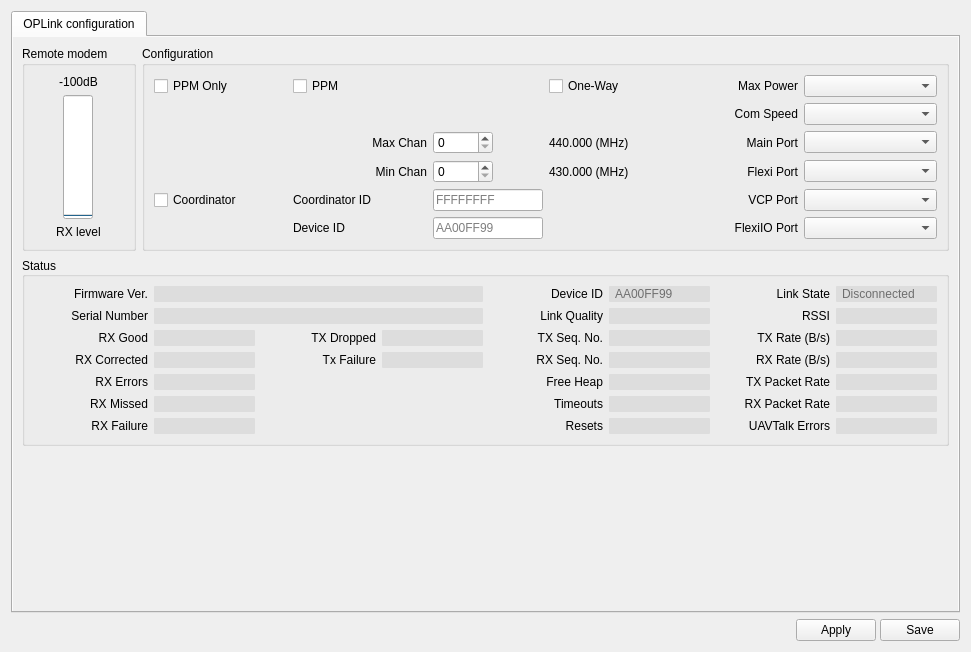
Qt form ground/gcs/src/plugins/config/oplink.ui (librepilot/LibrePilot) before a commit.
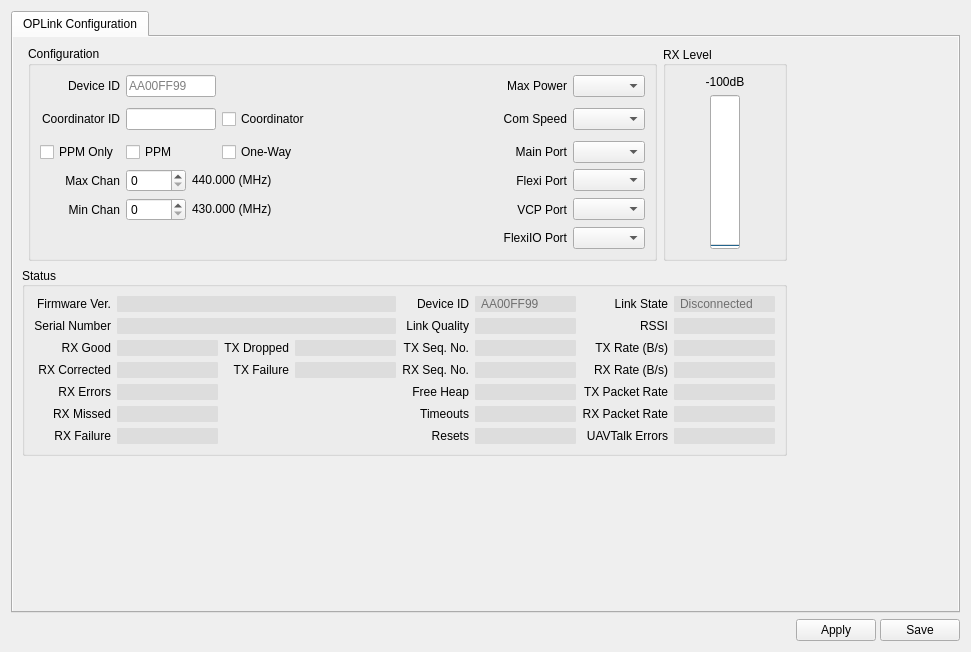
The same form after that commit. Icons and pictures are not drawn.

Commit message: LP-292 Move Rx level to the right, fix alignements and typos.

What changed in the file:
```diff
--- a/ground/gcs/src/plugins/config/oplink.ui
+++ b/ground/gcs/src/plugins/config/oplink.ui
@@ -18,7 +18,7 @@
     <widget class="QTabWidget" name="tabWidget_3">
      <widget class="QWidget" name="tabWidget_3Page1">
       <attribute name="title">
-       <string>OPLink configuration</string>
+       <string>OPLink Configuration</string>
       </attribute>
       <layout class="QGridLayout" name="gridLayout">
        <property name="leftMargin">
@@ -36,7 +36,7 @@
        <property name="spacing">
         <number>0</number>
        </property>
-       <item row="0" column="0" colspan="2">
+       <item row="0" column="0">
         <widget class="QScrollArea" name="scrollArea">
          <property name="frameShape">
           <enum>QFrame::NoFrame</enum>
@@ -54,7 +54,20 @@
            </rect>
           </property>
           <layout class="QGridLayout" name="gridLayout_5">
-           <item row="1" column="0" colspan="2">
+           <item row="0" column="3">
+            <spacer name="horizontalSpacer_3">
+             <property name="orientation">
+              <enum>Qt::Horizontal</enum>
+             </property>
+             <property name="sizeHint" stdset="0">
+              <size>
+               <width>40</width>
+               <height>20</height>
+              </size>
+             </property>
+            </spacer>
+           </item>
+           <item row="1" column="0" colspan="3">
             <widget class="QGroupBox" name="groupBox_3">
              <property name="minimumSize">
               <size>
@@ -62,6 +75,12 @@
                <height>0</height>
               </size>
              </property>
+             <property name="maximumSize">
+              <size>
+               <width>1050</width>
+               <height>16777215</height>
+              </size>
+             </property>
              <property name="font">
               <font>
                <weight>50</weight>
@@ -860,7 +879,7 @@
                  </font>
                 </property>
                 <property name="text">
-                 <string>Tx Failure</string>
+                 <string>TX Failure</string>
                 </property>
                 <property name="alignment">
                  <set>Qt::AlignRight|Qt::AlignTrailing|Qt::AlignVCenter</set>
@@ -1141,14 +1160,131 @@
              </property>
             </spacer>
            </item>
+           <item row="0" column="2">
+            <widget class="QGroupBox" name="PairingGroupBox">
+             <property name="sizePolicy">
+              <sizepolicy hsizetype="Preferred" vsizetype="Preferred">
+               <horstretch>0</horstretch>
+               <verstretch>0</verstretch>
+              </sizepolicy>
+             </property>
+             <property name="maximumSize">
+              <size>
+               <width>150</width>
+               <height>16777215</height>
+              </size>
+             </property>
+             <property name="title">
+              <string>RX Level</string>
+             </property>
+             <property name="alignment">
+              <set>Qt::AlignLeading|Qt::AlignLeft|Qt::AlignVCenter</set>
+             </property>
+             <layout class="QGridLayout" name="gridLayout_3">
+              <item row="0" column="0">
+               <widget class="QLabel" name="PairSignalStrengthLabel1">
+                <property name="sizePolicy">
+                 <sizepolicy hsizetype="Minimum" vsizetype="Preferred">
+                  <horstretch>0</horstretch>
+                  <verstretch>0</verstretch>
+                 </sizepolicy>
+                </property>
+                <property name="minimumSize">
+                 <size>
+                  <width>100</width>
+                  <height>0</height>
+                 </size>
+                </property>
+                <property name="font">
+                 <font>
+                  <weight>50</weight>
+                  <bold>false</bold>
+                 </font>
+                </property>
+                <property name="text">
+                 <string>-100dB</string>
+                </property>
+                <property name="alignment">
+                 <set>Qt::AlignCenter</set>
+                </property>
+               </widget>
+              </item>
+              <item row="1" column="0">
+               <layout class="QHBoxLayout" name="horizontalLayout">
+                <item>
+                 <widget class="QProgressBar" name="PairSignalStrengthBar1">
+                  <property name="sizePolicy">
+                   <sizepolicy hsizetype="Preferred" vsizetype="MinimumExpanding">
+                    <horstretch>0</horstretch>
+                    <verstretch>0</verstretch>
+                   </sizepolicy>
+                  </property>
+                  <property name="maximumSize">
+                   <size>
+                    <width>30</width>
+                    <height>16777215</height>
+                   </size>
+                  </property>
+                  <property name="baseSize">
+                   <size>
+                    <width>0</width>
+                    <height>0</height>
+                   </size>
+                  </property>
+                  <property name="layoutDirection">
+                   <enum>Qt::RightToLeft</enum>
+                  </property>
+                  <property name="autoFillBackground">
+                   <bool>false</bool>
+                  </property>
+                  <property name="minimum">
+                   <number>-127</number>
+                  </property>
+                  <property name="maximum">
+                   <number>0</number>
+                  </property>
+                  <property name="value">
+                   <number>-127</number>
+                  </property>
+                  <property name="alignment">
+                   <set>Qt::AlignCenter</set>
+                  </property>
+                  <property name="textVisible">
+                   <bool>false</bool>
+                  </property>
+                  <property name="orientation">
+                   <enum>Qt::Vertical</enum>
+                  </property>
+                  <property name="invertedAppearance">
+                   <bool>false</bool>
+                  </property>
+                  <property name="format">
+                   <string>%v dBm</string>
+                  </property>
+                 </widget>
+                </item>
+               </layout>
+              </item>
+             </layout>
+            </widget>
+           </item>
            <item row="0" column="1">
             <widget class="QGroupBox" name="groupBox">
+             <property name="enabled">
+              <bool>true</bool>
+             </property>
              <property name="sizePolicy">
-              <sizepolicy hsizetype="Expanding" vsizetype="Preferred">
+              <sizepolicy hsizetype="Expanding" vsizetype="MinimumExpanding">
                <horstretch>0</horstretch>
                <verstretch>0</verstretch>
               </sizepolicy>
              </property>
+             <property name="maximumSize">
+              <size>
+               <width>900</width>
+               <height>16777215</height>
+              </size>
+             </property>
              <property name="font">
               <font>
                <weight>50</weight>
@@ -1159,75 +1295,14 @@
               <string>Configuration</string>
              </property>
              <layout class="QGridLayout" name="gridLayout_2">
-              <item row="7" column="2">
-               <widget class="QSpinBox" name="MinimumChannel">
-                <property name="maximumSize">
-                 <size>
-                  <width>60</width>
-                  <height>16777215</height>
-                 </size>
-                </property>
-                <property name="font">
-                 <font>
-                  <weight>50</weight>
-                  <bold>false</bold>
-                 </font>
-                </property>
-                <property name="toolTip">
-                 <string>Channel 0 is 430 MHz, channel 250 is 440 MHz, and the channel spacing is 40 KHz.</string>
-                </property>
-                <property name="maximum">
-                 <number>250</number>
-                </property>
-               </widget>
-              </item>
-              <item row="4" column="5">
+              <item row="1" column="7">
                <widget class="QComboBox" name="ComSpeed">
                 <property name="toolTip">
                  <string>Com speed in bps.</string>
                 </property>
                </widget>
               </item>
-              <item row="6" column="5">
-               <widget class="QComboBox" name="MainPort">
-                <property name="maximumSize">
-                 <size>
-                  <width>16777215</width>
-                  <height>16777215</height>
-                 </size>
-                </property>
-                <property name="toolTip">
-                 <string>Choose the function for the main port</string>
-                </property>
-               </widget>
-              </item>
-              <item row="10" column="5">
-               <widget class="QComboBox" name="VCPPort">
-                <property name="maximumSize">
-                 <size>
-                  <width>16777215</width>
-                  <height>16777215</height>
-                 </size>
-                </property>
-                <property name="toolTip">
-                 <string>Choose the function for the USB virtual com port</string>
-                </property>
-               </widget>
-              </item>
-              <item row="7" column="5">
-               <widget class="QComboBox" name="FlexiPort">
-                <property name="maximumSize">
-                 <size>
-                  <width>16777215</width>
-                  <height>16777215</height>
-                 </size>
-                </property>
-                <property name="toolTip">
-                 <string>Choose the function for the flexi port</string>
-                </property>
-               </widget>
-              </item>
-              <item row="11" column="4">
+              <item row="18" column="6">
                <widget class="QLabel" name="FlexiIOPortLabel">
                 <property name="font">
                  <font>
@@ -1243,144 +1318,20 @@
                 </property>
                </widget>
               </item>
-              <item row="7" column="4">
-               <widget class="QLabel" name="FlexiPortLabel">
-                <property name="font">
-                 <font>
-                  <weight>50</weight>
-                  <bold>false</bold>
-                 </font>
-                </property>
-                <property name="text">
-                 <string>Flexi Port</string>
-                </property>
-                <property name="alignment">
-                 <set>Qt::AlignRight|Qt::AlignTrailing|Qt::AlignVCenter</set>
-                </property>
-               </widget>
-              </item>
-              <item row="7" column="1">
-               <widget class="QLabel" name="MinimumChannelLabel">
-                <property name="sizePolicy">
-                 <sizepolicy hsizetype="Minimum" vsizetype="Preferred">
-                  <horstretch>0</horstretch>
-                  <verstretch>0</verstretch>
-                 </sizepolicy>
-                </property>
-                <property name="font">
-                 <font>
-                  <weight>50</weight>
-                  <bold>false</bold>
-                 </font>
-                </property>
-                <property name="text">
-                 <string>Min Chan</string>
-                </property>
-                <property name="alignment">
-                 <set>Qt::AlignRight|Qt::AlignTrailing|Qt::AlignVCenter</set>
-                </property>
-               </widget>
-              </item>
-              <item row="7" column="3">
-               <widget class="QLabel" name="MinFreq">
+              <item row="2" column="7">
+               <widget class="QComboBox" name="MainPort">
                 <property name="maximumSize">
                  <size>
-                  <width>110</width>
+                  <width>16777215</width>
                   <height>16777215</height>
                  </size>
-                </property>
-                <property name="text">
-                 <string>430.000 (MHz)</string>
-                </property>
-               </widget>
-              </item>
-              <item row="6" column="3">
-               <widget class="QLabel" name="MaxFreq">
-                <property name="maximumSize">
-                 <size>
-                  <width>110</width>
-                  <height>16777215</height>
-                 </size>
-                </property>
-                <property name="text">
-                 <string>440.000 (MHz)</string>
-                </property>
-               </widget>
-              </item>
-              <item row="11" column="5">
-               <widget class="QComboBox" name="FlexiIOPort"/>
-              </item>
-              <item row="6" column="2">
-               <widget class="QSpinBox" name="MaximumChannel">
-                <property name="maximumSize">
-                 <size>
-                  <width>60</width>
-                  <height>16777215</height>
-                 </size>
-                </property>
-                <property name="font">
-                 <font>
-                  <weight>50</weight>
-                  <bold>false</bold>
-                 </font>
                 </property>
                 <property name="toolTip">
                  <string>Channel 0 is 430 MHz, channel 250 is 440 MHz, and the channel spacing is 40 KHz.</string>
                 </property>
-                <property name="maximum">
-                 <number>250</number>
-                </property>
                </widget>
               </item>
-              <item row="10" column="4">
-               <widget class="QLabel" name="VCPPortLabel">
-                <property name="font">
-                 <font>
-                  <weight>50</weight>
-                  <bold>false</bold>
-                 </font>
-                </property>
-                <property name="text">
-                 <string>VCP Port</string>
-                </property>
-                <property name="alignment">
-                 <set>Qt::AlignRight|Qt::AlignTrailing|Qt::AlignVCenter</set>
-                </property>
-               </widget>
-              </item>
-              <item row="4" column="4">
-               <widget class="QLabel" name="ComSpeedLabel">
-                <property name="font">
-                 <font>
-                  <weight>50</weight>
-                  <bold>false</bold>
-                 </font>
-                </property>
-                <property name="text">
-                 <string>Com Speed</string>
-                </property>
-                <property name="alignment">
-                 <set>Qt::AlignRight|Qt::AlignTrailing|Qt::AlignVCenter</set>
-                </property>
-               </widget>
-              </item>
-              <item row="6" column="4">
-               <widget class="QLabel" name="MainPortLabel">
-                <property name="font">
-                 <font>
-                  <weight>50</weight>
-                  <bold>false</bold>
-                 </font>
-                </property>
-                <property name="text">
-                 <string>Main Port</string>
-                </property>
-                <property name="alignment">
-                 <set>Qt::AlignRight|Qt::AlignTrailing|Qt::AlignVCenter</set>
-                </property>
-               </widget>
-              </item>
-              <item row="0" column="5">
+              <item row="0" column="7">
                <widget class="QComboBox" name="MaxRFTxPower">
                 <property name="maximumSize">
                  <size>
@@ -1400,8 +1351,33 @@
                 </property>
                </widget>
               </item>
-              <item row="0" column="4">
+              <item row="2" column="6">
+               <widget class="QLabel" name="MainPortLabel">
+                <property name="font">
+                 <font>
+                  <weight>50</weight>
+                  <bold>false</bold>
+                 </font>
+                </property>
+                <property name="text">
+                 <string>Main Port</string>
+                </property>
+                <property name="alignment">
+                 <set>Qt::AlignRight|Qt::AlignTrailing|Qt::AlignVCenter</set>
+                </property>
+               </widget>
+              </item>
+              <item row="18" column="7">
+               <widget class="QComboBox" name="FlexiIOPort"/>
+              </item>
+              <item row="0" column="6">
                <widget class="QLabel" name="MaxRFTxPowerLabel">
+                <property name="sizePolicy">
+                 <sizepolicy hsizetype="Preferred" vsizetype="Preferred">
+                  <horstretch>0</horstretch>
+                  <verstretch>0</verstretch>
+                 </sizepolicy>
+                </property>
                 <property name="font">
                  <font>
                   <weight>50</weight>
@@ -1416,14 +1392,8 @@
                 </property>
                </widget>
               </item>
-              <item row="6" column="1">
-               <widget class="QLabel" name="MaximumChannelLabel">
-                <property name="sizePolicy">
-                 <sizepolicy hsizetype="Minimum" vsizetype="Preferred">
-                  <horstretch>0</horstretch>
-                  <verstretch>0</verstretch>
-                 </sizepolicy>
-                </property>
+              <item row="1" column="6">
+               <widget class="QLabel" name="ComSpeedLabel">
                 <property name="font">
                  <font>
                   <weight>50</weight>
@@ -1431,15 +1401,21 @@
                  </font>
                 </property>
                 <property name="text">
-                 <string>Max Chan</string>
+                 <string>Com Speed</string>
                 </property>
                 <property name="alignment">
                  <set>Qt::AlignRight|Qt::AlignTrailing|Qt::AlignVCenter</set>
                 </property>
                </widget>
               </item>
-              <item row="0" column="0">
+              <item row="2" column="0">
                <widget class="QCheckBox" name="PPMOnly">
+                <property name="sizePolicy">
+                 <sizepolicy hsizetype="Preferred" vsizetype="Preferred">
+                  <horstretch>0</horstretch>
+                  <verstretch>0</verstretch>
+                 </sizepolicy>
+                </property>
                 <property name="font">
                  <font>
                   <weight>50</weight>
@@ -1454,8 +1430,14 @@
                 </property>
                </widget>
               </item>
-              <item row="10" column="0">
-               <widget class="QCheckBox" name="Coordinator">
+              <item row="2" column="1">
+               <widget class="QCheckBox" name="PPM">
+                <property name="sizePolicy">
+                 <sizepolicy hsizetype="Preferred" vsizetype="Fixed">
+                  <horstretch>0</horstretch>
+                  <verstretch>0</verstretch>
+                 </sizepolicy>
+                </property>
                 <property name="font">
                  <font>
                   <weight>50</weight>
@@ -1466,11 +1448,11 @@
                  <string>This modem will be a coordinator and other modems will bind to it.</string>
                 </property>
                 <property name="text">
-                 <string>Coordinator</string>
+                 <string>PPM</string>
                 </property>
                </widget>
               </item>
-              <item row="10" column="1">
+              <item row="1" column="0">
                <widget class="QLabel" name="CoordIDLabel">
                 <property name="font">
                  <font>
@@ -1485,48 +1467,11 @@
                  <string>Coordinator ID</string>
                 </property>
                 <property name="alignment">
-                 <set>Qt::AlignLeading|Qt::AlignLeft|Qt::AlignVCenter</set>
+                 <set>Qt::AlignRight|Qt::AlignTrailing|Qt::AlignVCenter</set>
                 </property>
                </widget>
               </item>
-              <item row="10" column="2" colspan="2">
-               <widget class="QLineEdit" name="CoordID">
-                <property name="sizePolicy">
-                 <sizepolicy hsizetype="Minimum" vsizetype="Preferred">
-                  <horstretch>0</horstretch>
-                  <verstretch>0</verstretch>
-                 </sizepolicy>
-                </property>
-                <property name="maximumSize">
-                 <size>
-                  <width>110</width>
-                  <height>16777215</height>
-                 </size>
-                </property>
-                <property name="font">
-                 <font>
-                  <weight>50</weight>
-                  <bold>false</bold>
-                 </font>
-                </property>
-                <property name="toolTip">
-                 <string>&lt;html&gt;&lt;head/&gt;&lt;body&gt;&lt;p&gt;This is the coordinator id we currently are bound to.&lt;/p&gt;&lt;p&gt;To manually bind to a specific coordinator, just type&lt;/p&gt;&lt;p&gt;or paste its device id in this box and save.&lt;/p&gt;&lt;p&gt;The device must be rebooted for the binding to take place.&lt;/p&gt;&lt;/body&gt;&lt;/html&gt;</string>
-                </property>
-                <property name="maxLength">
-                 <number>8</number>
-                </property>
-                <property name="placeholderText">
-                 <string>FFFFFFFF</string>
-                </property>
-                <property name="cursorMoveStyle">
-                 <enum>Qt::LogicalMoveStyle</enum>
-                </property>
-                <property name="clearButtonEnabled">
-                 <bool>false</bool>
-                </property>
-               </widget>
-              </item>
-              <item row="11" column="1">
+              <item row="0" column="0">
                <widget class="QLabel" name="customDeviceIDLabel">
                 <property name="font">
                  <font>
@@ -1538,12 +1483,18 @@
                  <string>Device ID</string>
                 </property>
                 <property name="alignment">
-                 <set>Qt::AlignLeading|Qt::AlignLeft|Qt::AlignVCenter</set>
+                 <set>Qt::AlignRight|Qt::AlignTrailing|Qt::AlignVCenter</set>
                 </property>
                </widget>
               </item>
-              <item row="11" column="2">
+              <item row="0" column="1">
                <widget class="QLineEdit" name="CustomDeviceID">
+                <property name="sizePolicy">
+                 <sizepolicy hsizetype="Minimum" vsizetype="Fixed">
+                  <horstretch>0</horstretch>
+                  <verstretch>0</verstretch>
+                 </sizepolicy>
+                </property>
                 <property name="minimumSize">
                  <size>
                   <width>0</width>
@@ -1552,7 +1503,7 @@
                 </property>
                 <property name="maximumSize">
                  <size>
-                  <width>110</width>
+                  <width>90</width>
                   <height>16777215</height>
                  </size>
                 </property>
@@ -1590,8 +1541,51 @@
                 </property>
                </widget>
               </item>
-              <item row="0" column="3">
+              <item row="1" column="1">
+               <widget class="QLineEdit" name="CoordID">
+                <property name="sizePolicy">
+                 <sizepolicy hsizetype="Minimum" vsizetype="Fixed">
+                  <horstretch>0</horstretch>
+                  <verstretch>0</verstretch>
+                 </sizepolicy>
+                </property>
+                <property name="maximumSize">
+                 <size>
+                  <width>90</width>
+                  <height>16777215</height>
+                 </size>
+                </property>
+                <property name="font">
+                 <font>
+                  <weight>50</weight>
+                  <bold>false</bold>
+                 </font>
+                </property>
+                <property name="toolTip">
+                 <string>This is the coordinator ID we currently are bound to.
+To manually bind to a specific coordinator, just type
+or paste its device ID in this box and save.
+The device must be rebooted for the binding to take place.</string>
+                </property>
+                <property name="maxLength">
+                 <number>8</number>
+                </property>
+                <property name="cursorMoveStyle">
+                 <enum>Qt::LogicalMoveStyle</enum>
+                </property>
+                <property name="clearButtonEnabled">
+                 <bool>false</bool>
+                </property>
+               </widget>
+              </item>
+              <item row="2" column="2">
                <widget class="QCheckBox" name="OneWayLink">
+                <property name="sizePolicy">
+                 <sizepolicy hsizetype="Minimum" vsizetype="Fixed">
+                  <horstretch>0</horstretch>
+                  <verstretch>0</verstretch>
+                 </sizepolicy>
+                </property>
                 <property name="font">
                  <font>
                   <weight>50</weight>
@@ -1609,59 +1603,131 @@
                 </property>
                </widget>
               </item>
-              <item row="0" column="1" colspan="2">
-               <widget class="QCheckBox" name="PPM">
-                <property name="font">
-                 <font>
-                  <weight>50</weight>
-                  <bold>false</bold>
-                 </font>
-                </property>
-                <property name="toolTip">
-                 <string>PPM packets will be received by this modem.
-Must be selected if Coordinator modem is configured for PPM.</string>
-                </property>
-                <property name="text">
-                 <string>PPM</string>
-                </property>
-               </widget>
-              </item>
-             </layout>
-            </widget>
-           </item>
-           <item row="0" column="0">
-            <widget class="QGroupBox" name="PairingGroupBox">
+              <item row="1" column="2">
+               <widget class="QCheckBox" name="Coordinator">
              <property name="sizePolicy">
-              <sizepolicy hsizetype="Preferred" vsizetype="Preferred">
+                 <sizepolicy hsizetype="Preferred" vsizetype="Fixed">
                <horstretch>0</horstretch>
                <verstretch>0</verstretch>
               </sizepolicy>
              </property>
-             <property name="title">
-              <string>Remote modem</string>
-             </property>
-             <layout class="QGridLayout" name="gridLayout_3">
+                <property name="minimumSize">
+                 <size>
+                  <width>0</width>
+                  <height>32</height>
+                 </size>
+                </property>
+                <property name="font">
+                 <font>
+                  <weight>50</weight>
+                  <bold>false</bold>
+                 </font>
+                </property>
+                <property name="toolTip">
+                 <string>This modem will be a coordinator and other modems will bind to it.</string>
+                </property>
+                <property name="text">
+                 <string>Coordinator</string>
+                </property>
+               </widget>
+              </item>
+              <item row="3" column="7">
+               <widget class="QComboBox" name="FlexiPort">
+                <property name="maximumSize">
+                 <size>
+                  <width>16777215</width>
+                  <height>16777215</height>
+                 </size>
+                </property>
+                <property name="toolTip">
+                 <string>Choose the function for the flexi port.</string>
+                </property>
+               </widget>
+              </item>
+              <item row="3" column="6">
+               <widget class="QLabel" name="FlexiPortLabel">
+                <property name="font">
+                 <font>
+                  <weight>50</weight>
+                  <bold>false</bold>
+                 </font>
+                </property>
+                <property name="text">
+                 <string>Flexi Port</string>
+                </property>
+                <property name="alignment">
+                 <set>Qt::AlignRight|Qt::AlignTrailing|Qt::AlignVCenter</set>
+                </property>
+               </widget>
+              </item>
+              <item row="4" column="7">
+               <widget class="QComboBox" name="VCPPort">
+                <property name="maximumSize">
+                 <size>
+                  <width>16777215</width>
+                  <height>16777215</height>
+                 </size>
+                </property>
+                <property name="toolTip">
+                 <string>Choose the function for the USB virtual com port.</string>
+                </property>
+               </widget>
+              </item>
+              <item row="4" column="6">
+               <widget class="QLabel" name="VCPPortLabel">
+                <property name="font">
+                 <font>
+                  <weight>50</weight>
+                  <bold>false</bold>
+                 </font>
+                </property>
+                <property name="text">
+                 <string>VCP Port</string>
+                </property>
+                <property name="alignment">
+                 <set>Qt::AlignRight|Qt::AlignTrailing|Qt::AlignVCenter</set>
+                </property>
+               </widget>
+              </item>
               <item row="3" column="0">
-               <widget class="QLabel" name="label">
+               <widget class="QLabel" name="MaximumChannelLabel">
+                <property name="sizePolicy">
+                 <sizepolicy hsizetype="Preferred" vsizetype="Preferred">
+                  <horstretch>0</horstretch>
+                  <verstretch>0</verstretch>
+                 </sizepolicy>
+                </property>
+                <property name="minimumSize">
+                 <size>
+                  <width>80</width>
+                  <height>0</height>
+                 </size>
+                </property>
+                <property name="font">
+                 <font>
+                  <weight>50</weight>
+                  <bold>false</bold>
+                 </font>
+                </property>
                 <property name="text">
-                 <string>RX level</string>
+                 <string>Max Chan</string>
                 </property>
                 <property name="alignment">
-                 <set>Qt::AlignCenter</set>
+                 <set>Qt::AlignRight|Qt::AlignTrailing|Qt::AlignVCenter</set>
                 </property>
                </widget>
               </item>
-              <item row="0" column="0">
-               <widget class="QLabel" name="PairSignalStrengthLabel1">
+              <item row="4" column="0">
+               <widget class="QLabel" name="MinimumChannelLabel">
                 <property name="sizePolicy">
-                 <sizepolicy hsizetype="Minimum" vsizetype="Preferred">
+                 <sizepolicy hsizetype="Preferred" vsizetype="Preferred">
                   <horstretch>0</horstretch>
                   <verstretch>0</verstretch>
                  </sizepolicy>
                 </property>
                 <property name="minimumSize">
                  <size>
-                  <width>0</width>
+                  <width>80</width>
                   <height>0</height>
                  </size>
                 </property>
@@ -1672,68 +1738,127 @@
                  </font>
                 </property>
                 <property name="text">
-                 <string>-100dB</string>
+                 <string>Min Chan</string>
                 </property>
                 <property name="alignment">
-                 <set>Qt::AlignCenter</set>
+                 <set>Qt::AlignRight|Qt::AlignTrailing|Qt::AlignVCenter</set>
                 </property>
                </widget>
               </item>
-              <item row="1" column="0">
-               <layout class="QHBoxLayout" name="horizontalLayout">
+              <item row="4" column="1" colspan="2">
+               <layout class="QHBoxLayout" name="horizontalLayout_3">
                 <item>
-                 <widget class="QProgressBar" name="PairSignalStrengthBar1">
+                 <widget class="QSpinBox" name="MinimumChannel">
                   <property name="sizePolicy">
-                   <sizepolicy hsizetype="Preferred" vsizetype="Expanding">
+                   <sizepolicy hsizetype="Preferred" vsizetype="Fixed">
                     <horstretch>0</horstretch>
                     <verstretch>0</verstretch>
                    </sizepolicy>
                   </property>
                   <property name="maximumSize">
                    <size>
-                    <width>30</width>
+                    <width>60</width>
                     <height>16777215</height>
                    </size>
                   </property>
-                  <property name="baseSize">
+                  <property name="font">
+                   <font>
+                    <weight>50</weight>
+                    <bold>false</bold>
+                   </font>
+                  </property>
+                  <property name="toolTip">
+                   <string>Channel 0 is 430 MHz, channel 250 is 440 MHz, and the channel spacing is 40 KHz.</string>
+                  </property>
+                  <property name="maximum">
+                   <number>250</number>
+                  </property>
+                 </widget>
+                </item>
+                <item>
+                 <widget class="QLabel" name="MinFreq">
+                  <property name="sizePolicy">
+                   <sizepolicy hsizetype="Preferred" vsizetype="Fixed">
+                    <horstretch>0</horstretch>
+                    <verstretch>0</verstretch>
+                   </sizepolicy>
+                  </property>
+                  <property name="maximumSize">
                    <size>
-                    <width>0</width>
-                    <height>0</height>
+                    <width>16777215</width>
+                    <height>16777215</height>
                    </size>
                   </property>
-                  <property name="layoutDirection">
-                   <enum>Qt::RightToLeft</enum>
+                  <property name="text">
+                   <string>430.000 (MHz)</string>
                   </property>
-                  <property name="autoFillBackground">
-                   <bool>false</bool>
+                 </widget>
+                </item>
+               </layout>
+              </item>
+              <item row="3" column="1" colspan="2">
+               <layout class="QHBoxLayout" name="horizontalLayout_2">
+                <item>
+                 <widget class="QSpinBox" name="MaximumChannel">
+                  <property name="sizePolicy">
+                   <sizepolicy hsizetype="Preferred" vsizetype="Fixed">
+                    <horstretch>0</horstretch>
+                    <verstretch>0</verstretch>
+                   </sizepolicy>
                   </property>
-                  <property name="minimum">
-                   <number>-127</number>
+                  <property name="maximumSize">
+                   <size>
+                    <width>60</width>
+                    <height>16777215</height>
+                   </size>
                   </property>
+                  <property name="font">
+                   <font>
+                    <weight>50</weight>
+                    <bold>false</bold>
+                   </font>
+                  </property>
+                  <property name="toolTip">
+                   <string>Channel 0 is 430 MHz, channel 250 is 440 MHz, and the channel spacing is 40 KHz.</string>
+                  </property>
                   <property name="maximum">
-                   <number>0</number>
+                   <number>250</number>
                   </property>
-                  <property name="value">
-                   <number>-127</number>
+                 </widget>
+                </item>
+                <item>
+                 <widget class="QLabel" name="MaxFreq">
+                  <property name="sizePolicy">
+                   <sizepolicy hsizetype="Preferred" vsizetype="Fixed">
+                    <horstretch>0</horstretch>
+                    <verstretch>0</verstretch>
+                   </sizepolicy>
                   </property>
-                  <property name="alignment">
-                   <set>Qt::AlignCenter</set>
+                  <property name="maximumSize">
+                   <size>
+                    <width>16777215</width>
+                    <height>16777215</height>
+                   </size>
                   </property>
-                  <property name="textVisible">
-                   <bool>false</bool>
+                  <property name="text">
+                   <string>440.000 (MHz)</string>
                   </property>
+                 </widget>
+                </item>
+               </layout>
+              </item>
+              <item row="1" column="5">
+               <spacer name="horizontalSpacer_2">
                   <property name="orientation">
-                   <enum>Qt::Vertical</enum>
-                  </property>
-                  <property name="invertedAppearance">
-                   <bool>false</bool>
-                  </property>
-                  <property name="format">
-                   <string>%v dBm</string>
-                  </property>
-                 </widget>
-                </item>
-               </layout>
+                 <enum>Qt::Horizontal</enum>
+                </property>
+                <property name="sizeHint" stdset="0">
+                 <size>
+                  <width>40</width>
+                  <height>20</height>
+                 </size>
+                </property>
+               </spacer>
               </item>
              </layout>
             </widget>
```
Left out of the diff: 20 changed lines with no effect on the pictures. Lines whose indentation alone changed are shown as unchanged. The commit also changes 2 other files.
